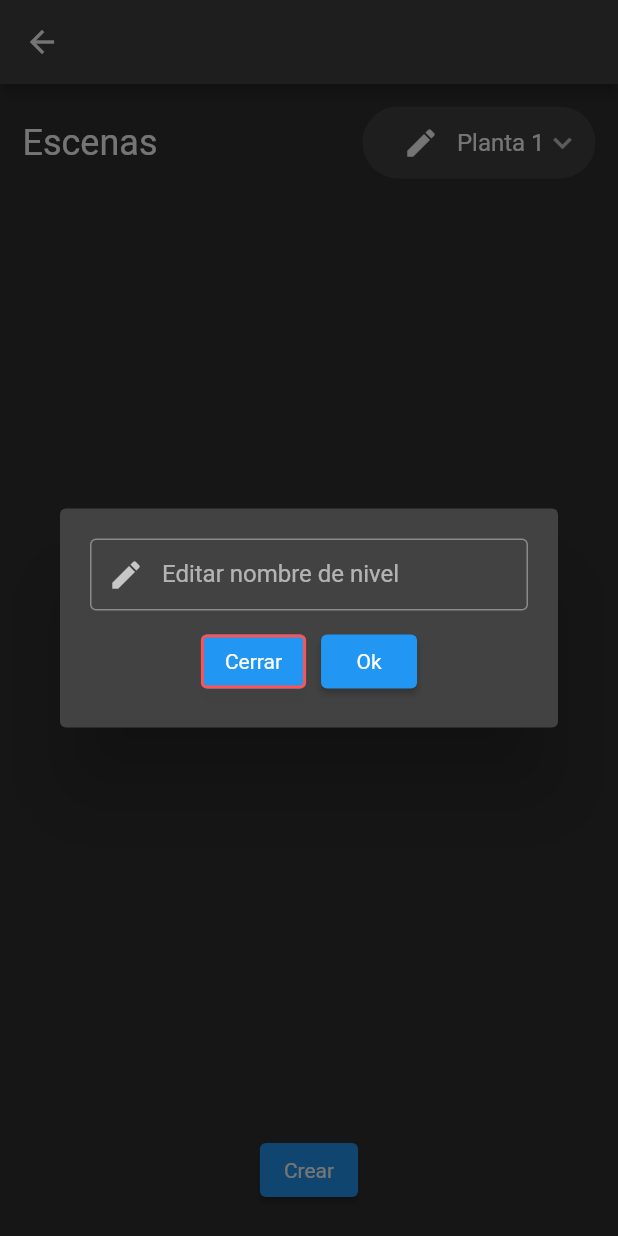
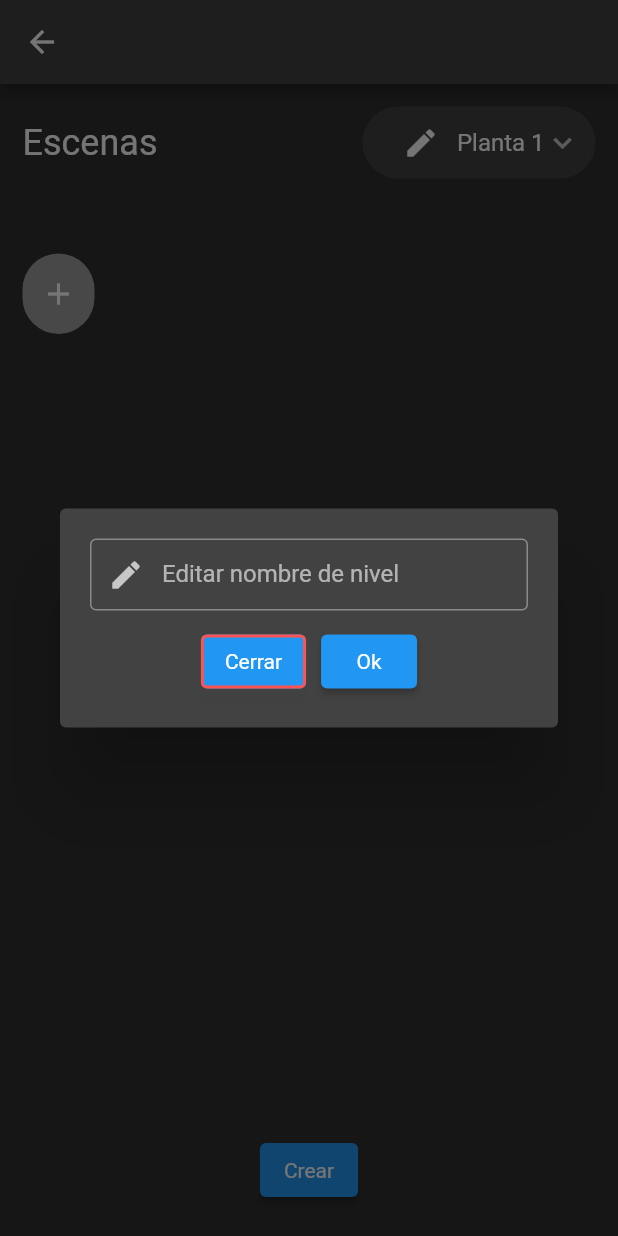
Before and after one commit to Argos98p/app_tours, a Flutter app: the ScenesInTour screen opened directly with empty values, after a tap on the "edit" icon, on a phone screen of 412 x 824 dp. Run offline on Flutter 3.47's test engine with Material 2 defaults, Android fonts, the phone set to English and light mode, and no system bars; our stand-ins replace basic_utils, convex_bottom_bar, flutter_secure_storage, fluttericon, fluttertoast, image_picker and 2 more; missing offline and left inert: panorama, slugify; accounts and stored records are empty; project files that could hold a hidden picture were left out.

Commit message:
pagina para cargar imagenes y clasificar con drag and drop

```diff
--- a/lib/pages/add_tour/ScenesInTour.dart
+++ b/lib/pages/add_tour/ScenesInTour.dart
@@ -1,3 +1,5 @@
+import 'dart:io';
+
 import 'package:app_tours/initalConfigurations/ScenesTourModel.dart';
 import 'package:app_tours/models/Floor.dart';
 import 'package:app_tours/initalConfigurations/TourAvaliable.dart';
@@ -8,6 +10,7 @@ import 'package:app_tours/providers/newTourProvider.dart';
 import 'package:app_tours/utils/ColorsTheme.dart';
 import 'package:app_tours/utils/SharedPreferences.dart';
 import 'package:flutter/scheduler.dart';
+import 'package:image_picker/image_picker.dart';
 import 'package:slugify/slugify.dart';
 import 'package:flutter/material.dart';
 import 'package:fluttertoast/fluttertoast.dart';
@@ -17,13 +20,15 @@ class ScenesInTour extends StatefulWidget {
   String typeTour;
   bool updateTour;
   int indexTour;
+  List<XFile> imagesSelectedPreviously;
   Map<String, String> infoTour;
   ScenesInTour(
       {Key? key,
       required this.typeTour,
       required this.infoTour,
       required this.updateTour,
-      required this.indexTour})
+      required this.indexTour,
+        required this.imagesSelectedPreviously})
       : super(key: key);
   @override
   State<ScenesInTour> createState() => _ScenesInTourState();
@@ -71,7 +76,6 @@ class _ScenesInTourState extends State<ScenesInTour> {
       case 'comercio':
         scenes = toursAvaliables['comercio']!.scenes;
         break;
-
       case 'otro':
         scenes = toursAvaliables['otro']!.scenes;
         break;
@@ -273,8 +277,69 @@ class _ScenesInTourState extends State<ScenesInTour> {
                   ],
                 ),
               ),
+              Container(
+                height: MediaQuery.maybeOf(context)!.size.height*0.15,
+                  child: ListView.separated(
+                    scrollDirection: Axis.horizontal,
+                    itemCount: widget.imagesSelectedPreviously.length+1,
+                    itemBuilder: (BuildContext context, index){
+                      if (index<widget.imagesSelectedPreviously.length){
+                        return LongPressDraggable(
+                          onDragCompleted: (){
+                            print(widget.imagesSelectedPreviously[index].path);
+
+                          },
+                          data: widget.imagesSelectedPreviously[index].path,
+                          feedback: Container(
+                            //height: MediaQuery.maybeOf(context)!.size.height*0.1,
+                            width: 100,
+                            child: ClipRRect(
+                              borderRadius: BorderRadius.circular(8), // Image border
+                              child: SizedBox.fromSize(
+                                  size: Size.fromRadius(16), // Image radius
+                                  child: Image.file(
+                                    File(widget.imagesSelectedPreviously[index].path),
+                                    filterQuality: FilterQuality.high,
+                                    fit: BoxFit.fill,
+                                  )
+
+                              ),
+                            ),
+                          ),
+                          child: Container(
+                            //height: MediaQuery.maybeOf(context)!.size.height*0.1,
+                            width: 200,
+                            child: ClipRRect(
+                              borderRadius: BorderRadius.circular(8), // Image border
+                              child: SizedBox.fromSize(
+                                  size: Size.fromRadius(16), // Image radius
+                                  child: Image.file(
+                                    File(widget.imagesSelectedPreviously[index].path),
+                                    filterQuality: FilterQuality.high,
+                                    fit: BoxFit.fill,
+                                  )
+
+                              ),
+                            ),
+                          ),
+                        );
+
+                      }else{
+                        return Container(
+                          margin: EdgeInsets.symmetric(vertical: 35,horizontal: 15),
+                          decoration: BoxDecoration(
+                            color: Colors.grey,
+                            borderRadius: BorderRadius.all(Radius.circular(100))
+                          ),
+                            child: IconButton(onPressed: (){}, icon: Icon(Icons.add)));
+                      }
+                    }, separatorBuilder: (BuildContext context, int index) {
+                      return SizedBox(width: 10,);
+                  },
+                  ),
+
+              ),
               Expanded(child: floorScafold[pisoSelec]!),
-
               //Expanded(child: gridScenes(scenes)),
               Row(
                 mainAxisAlignment: MainAxisAlignment.center,
--- a/lib/pages/add_tour/VirtualToursPage.dart
+++ b/lib/pages/add_tour/VirtualToursPage.dart
@@ -4,6 +4,7 @@ import 'package:app_tours/widgets/app_bar.dart';
 import 'package:app_tours/widgets/itemCard.dart';
 import 'package:convex_bottom_bar/convex_bottom_bar.dart';
 import 'package:flutter/material.dart';
+
 
 class VirtualTourPage extends StatefulWidget {
   const VirtualTourPage({Key? key}) : super(key: key);
@@ -70,6 +71,7 @@ class SelectCard extends StatelessWidget {
 
     //final TextStyle textStyle = Theme.of(context).textTheme.display1;
     const TextStyle textStyle = TextStyle(fontSize: 20);
+
     return itemCard(context, tourDisponibleApp, '/toursDisponibles/informationTour',type_slug);
   }
 }
```
Also changed, not shown: lib/main.dart (+17 -1 lines), lib/pages/add_tour/FloorScenesPage.dart (+22 -3 lines), lib/pages/add_tour/select_images.dart (added, +131 -0 lines), lib/widgets/itemCard.dart (+4 -10 lines).
